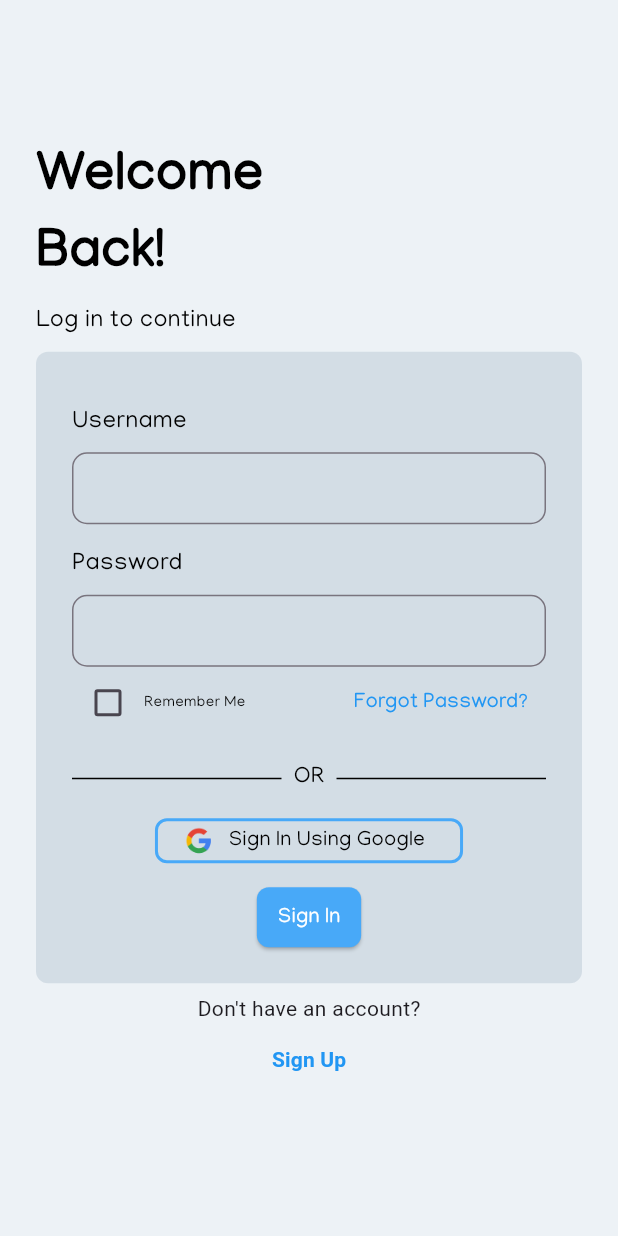
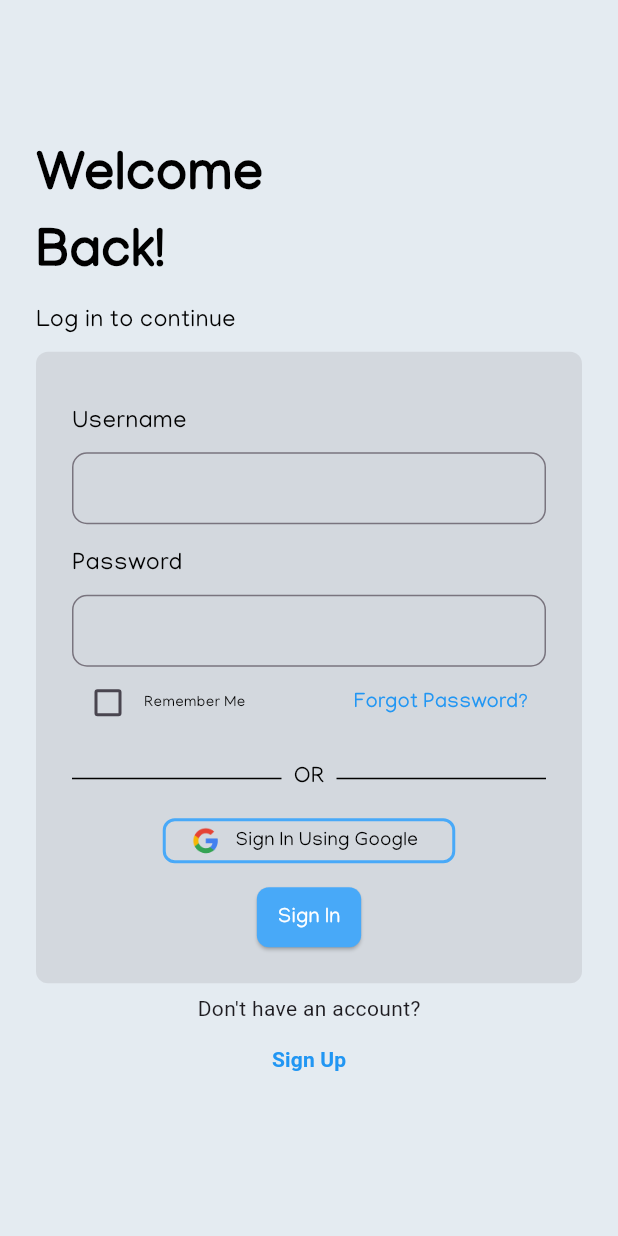
Before and after one commit to shubham-pokhrel/healthcare-app, a Flutter app: the screen it shows after launch, on a phone screen of 412 x 824 dp. Run offline on Flutter 3.47's test engine with Material 3 defaults, Android fonts, the phone set to English and light mode, and no system bars.

Commit message:
login page rendering(in grey container size) issue solved

```diff
--- a/lib/screens/login_screen.dart
+++ b/lib/screens/login_screen.dart
@@ -11,12 +11,12 @@ class _LoginScreenState extends State<LoginScreen> {
   @override
   Widget build(BuildContext context) {
     return Scaffold(
-      backgroundColor: Color(0xE4EBF1F5), // #background: #E4EBF1F5;Light background color for the page
+      backgroundColor: Color(0xFFE4EBF1), // #background: #E4EBF1F5;Light background color for the page
       body: Center(
         child: LayoutBuilder(
           builder: (context, constraints) {
             bool isMobile = constraints.maxWidth <= 600; // Check if the screen is mobile
-            double containerWidth = isMobile ? constraints.maxWidth : constraints.maxWidth * 0.35;
+            double containerWidth = isMobile ? constraints.maxWidth : constraints.maxWidth * 0.48;
 
             return Padding(
               padding: const EdgeInsets.symmetric(horizontal: 24.0),
@@ -96,7 +96,7 @@ class _LoginScreenState extends State<LoginScreen> {
                     // ),
                     padding: EdgeInsets.all(24),
                     decoration: BoxDecoration(
-                      color: Color(0xFFD3DDE5), // background: #D3D8DE; Light grey background color
+                      color: Color(0xFFD3D8DE), // background: #D3D8DE; Light grey background color
                       borderRadius: BorderRadius.circular(8),
                     ),
                     child: Column(
@@ -227,7 +227,7 @@ class _LoginScreenState extends State<LoginScreen> {
                           alignment: Alignment.center,
                           child: LayoutBuilder(
                             builder: (context, constraints) {
-                              double buttonWidth = constraints.maxWidth * 0.65;
+                              double buttonWidth = constraints.maxWidth * 0.77 > 192 ? 195 : constraints.maxWidth * 0.77;
                               if (buttonWidth> 250)
                                 buttonWidth = 250;
                               double buttonHeight = constraints.maxWidth > 600 ? 52 : 30;
@@ -244,7 +244,7 @@ class _LoginScreenState extends State<LoginScreen> {
                                   label: Text(
                                     "Sign In Using Google",
                                     style: TextStyle(
-                                      fontSize: 14,
+                                      fontSize: 13,
                                       color: Colors.black,
                                       fontFamily: 'Manjari',
                                     ),
```
